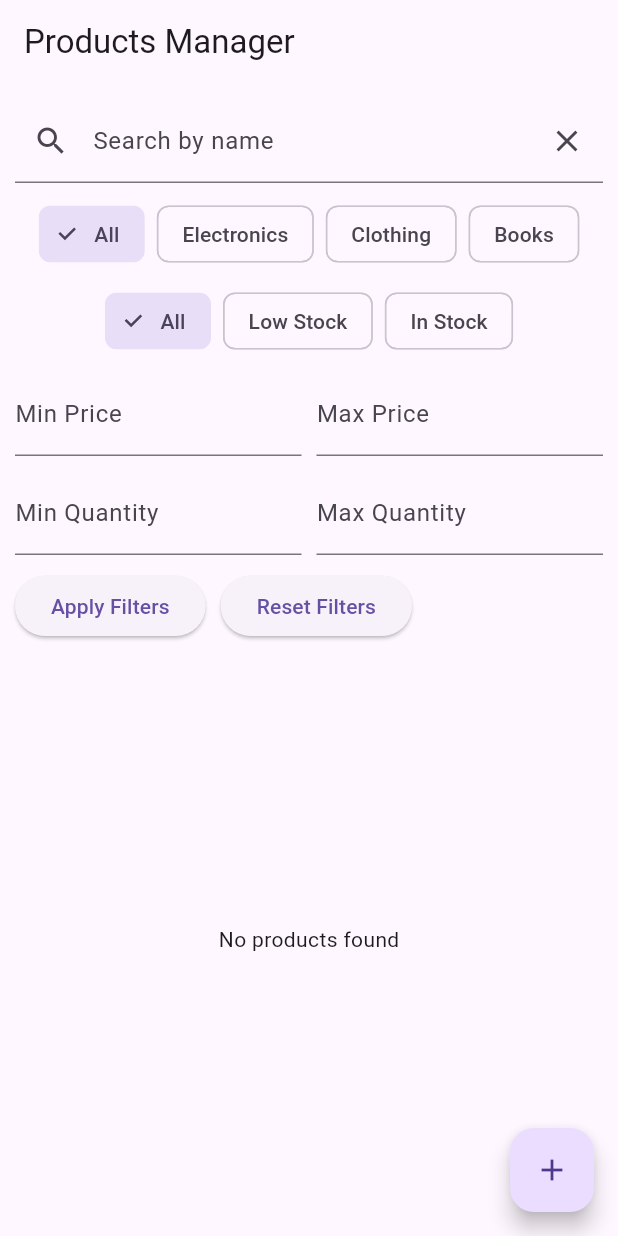
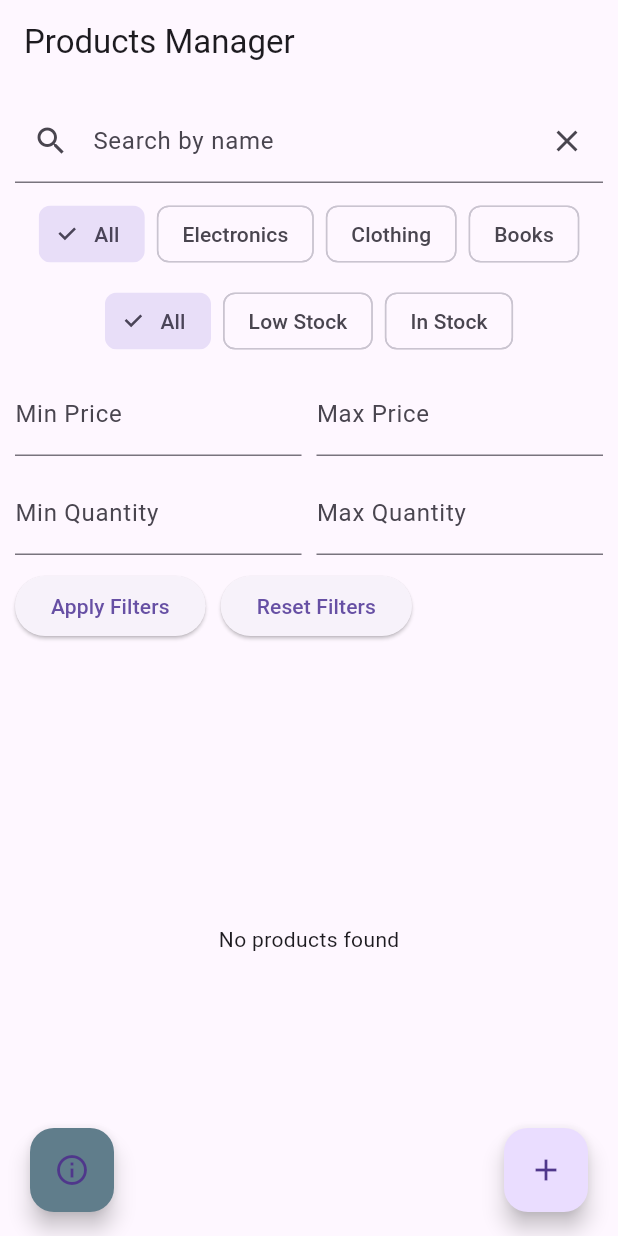
Before and after one commit to bwatts1/firebase, a Flutter app: the screen it shows after launch, on a phone screen of 412 x 824 dp. Run offline on Flutter 3.47's test engine with Material 3 defaults, Android fonts, the phone set to English and light mode, and no system bars; our stand-ins replace cloud_firestore, firebase_core; accounts and stored records are empty.

Commit message:
added the detail page

```diff
--- a/lib/screens/home_page.dart
+++ b/lib/screens/home_page.dart
@@ -1,6 +1,7 @@
 import 'package:flutter/material.dart';
 import '../services/product_service.dart';
 import '../services/product.dart';
+import '../screens/data_page.dart';
 
 class HomePage extends StatefulWidget {
   const HomePage({Key? key}) : super(key: key);
@@ -26,7 +27,7 @@ class _HomePageState extends State<HomePage> {
 
   String _searchQuery = '';
   String _selectedCategory = 'All';
-  String _selectedStockStatus = 'All'; // All, Low Stock, In Stock
+  String _selectedStockStatus = 'All';
   double? _minPrice;
   double? _maxPrice;
   int? _minQuantity;
@@ -63,7 +64,8 @@ class _HomePageState extends State<HomePage> {
               TextField(
                 controller: _priceController,
                 decoration: const InputDecoration(labelText: 'Price'),
-                keyboardType: const TextInputType.numberWithOptions(decimal: true),
+                keyboardType:
+                    const TextInputType.numberWithOptions(decimal: true),
               ),
               TextField(
                 controller: _quantityController,
@@ -85,14 +87,18 @@ class _HomePageState extends State<HomePage> {
                   if (name.isEmpty) return;
 
                   if (isUpdate) {
-                    await _productService.updateProduct(product!.id, name, price, category, quantity);
+                    await _productService.updateProduct(
+                        product!.id, name, price, category, quantity);
                     ScaffoldMessenger.of(context).showSnackBar(
-                      const SnackBar(content: Text('Product updated successfully')),
+                      const SnackBar(
+                          content: Text('Product updated successfully')),
                     );
                   } else {
-                    await _productService.addProduct(name, price, category, quantity);
+                    await _productService.addProduct(
+                        name, price, category, quantity);
                     ScaffoldMessenger.of(context).showSnackBar(
-                      const SnackBar(content: Text('Product added successfully')),
+                      const SnackBar(
+                          content: Text('Product added successfully')),
                     );
                   }
 
@@ -120,7 +126,8 @@ class _HomePageState extends State<HomePage> {
   Stream<List<Product>> _getFilteredProducts() {
     return _productService.getProductList().map((products) {
       return products.where((p) {
-        final matchesName = _searchQuery.isEmpty || p.name.toLowerCase().contains(_searchQuery);
+        final matchesName =
+            _searchQuery.isEmpty || p.name.toLowerCase().contains(_searchQuery);
 
         final matchesCategory = _selectedCategory == 'All' ||
             p.category.toLowerCase() == _selectedCategory.toLowerCase();
@@ -130,12 +137,17 @@ class _HomePageState extends State<HomePage> {
             (_selectedStockStatus == 'In Stock' && p.quantity >= 5);
 
         final matchesPrice = (_minPrice == null || p.price >= _minPrice!) &&
-                             (_maxPrice == null || p.price <= _maxPrice!);
+            (_maxPrice == null || p.price <= _maxPrice!);
 
-        final matchesQuantity = (_minQuantity == null || p.quantity >= _minQuantity!) &&
-                                (_maxQuantity == null || p.quantity <= _maxQuantity!);
+        final matchesQuantity =
+            (_minQuantity == null || p.quantity >= _minQuantity!) &&
+                (_maxQuantity == null || p.quantity <= _maxQuantity!);
 
-        return matchesName && matchesCategory && matchesStockStatus && matchesPrice && matchesQuantity;
+        return matchesName &&
+            matchesCategory &&
+            matchesStockStatus &&
+            matchesPrice &&
+            matchesQuantity;
       }).toList();
     });
   }
@@ -167,7 +179,8 @@ class _HomePageState extends State<HomePage> {
             const SizedBox(height: 10),
             Wrap(
               spacing: 8.0,
-              children: ['All', 'Electronics', 'Clothing', 'Books'].map((category) {
+              children: ['All', 'Electronics', 'Clothing', 'Books']
+                  .map((category) {
                 return ChoiceChip(
                   label: Text(category),
                   selected: _selectedCategory == category,
@@ -220,7 +233,8 @@ class _HomePageState extends State<HomePage> {
                 Expanded(
                   child: TextField(
                     controller: _minQuantityController,
-                    decoration: const InputDecoration(labelText: 'Min Quantity'),
+                    decoration:
+                        const InputDecoration(labelText: 'Min Quantity'),
                     keyboardType: TextInputType.number,
                   ),
                 ),
@@ -228,7 +242,8 @@ class _HomePageState extends State<HomePage> {
                 Expanded(
                   child: TextField(
                     controller: _maxQuantityController,
-                    decoration: const InputDecoration(labelText: 'Max Quantity'),
+                    decoration:
+                        const InputDecoration(labelText: 'Max Quantity'),
                     keyboardType: TextInputType.number,
                   ),
                 ),
@@ -306,7 +321,8 @@ class _HomePageState extends State<HomePage> {
                               ),
                             ],
                           ),
-                          tileColor: product.quantity < 5 ? Colors.red[50] : null,
+                          tileColor:
+                              product.quantity < 5 ? Colors.red[50] : null,
                         ),
                       );
                     },
@@ -317,10 +333,32 @@ class _HomePageState extends State<HomePage> {
           ],
         ),
       ),
-      floatingActionButton: FloatingActionButton(
-        onPressed: () => _createOrUpdate(),
-        tooltip: 'Add Product',
-        child: const Icon(Icons.add),
+      floatingActionButtonLocation: FloatingActionButtonLocation.centerFloat,
+      floatingActionButton: Row(
+        mainAxisAlignment: MainAxisAlignment.spaceBetween,
+        children: [
+          const SizedBox(width: 20),
+          FloatingActionButton(
+            heroTag: 'infoBtn',
+            backgroundColor: Colors.blueGrey,
+            tooltip: 'Information',
+            onPressed: () {
+              Navigator.push(
+                context,
+                MaterialPageRoute(builder: (context) => DashboardPage()),
+              );
+            },
+            child: const Icon(Icons.info_outline),
+          ),
+          const Spacer(),
+          FloatingActionButton(
+            heroTag: 'addBtn',
+            onPressed: () => _createOrUpdate(),
+            tooltip: 'Add Product',
+            child: const Icon(Icons.add),
+          ),
+          const SizedBox(width: 20),
+        ],
       ),
     );
   }
```
Also changed, not shown: lib/screens/data_page.dart (+124 -0 lines).
